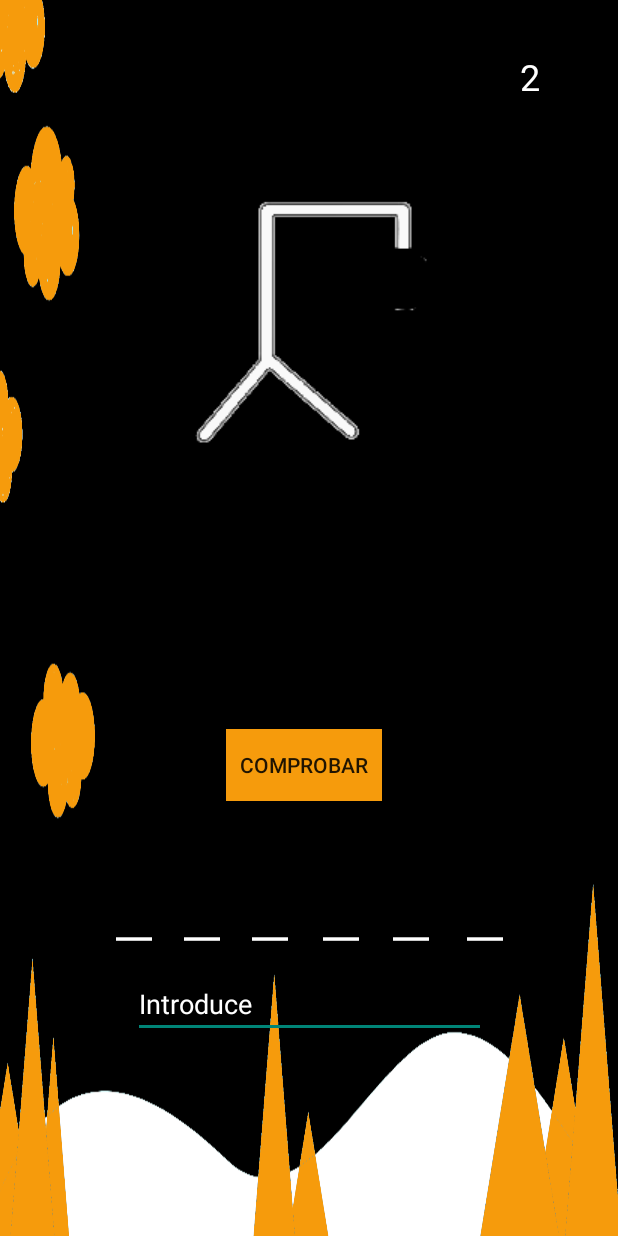
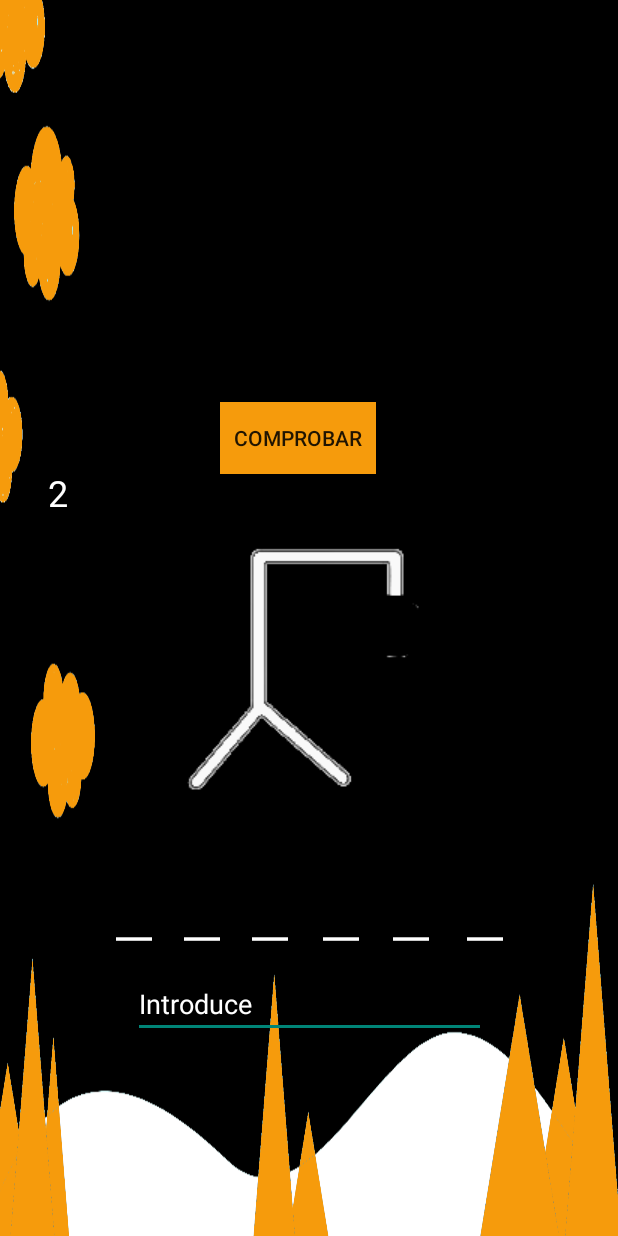
Before and after one commit to apuyobraulio/TG2Grupo3Ahorcado, an Android app: the screen it shows after launch (PantallaJuegoActivity), after a tap on "INICIAR PARTIDA", on a phone screen of 412 x 824 dp. Run offline under Robolectric (Android 15) with nearby library versions, the phone set to English and light mode, and no system bars.

Commit message:
Nueva interfaz

```diff
--- a/app/src/main/java/conn/example/tg2grupo3ahorcado/view/MainActivity.java
+++ b/app/src/main/java/conn/example/tg2grupo3ahorcado/view/MainActivity.java
@@ -2,6 +2,7 @@ package conn.example.tg2grupo3ahorcado.view;
 
 import androidx.appcompat.app.AppCompatActivity;
 
+import android.media.MediaPlayer;
 import android.os.Bundle;
 import android.os.Handler;
 import android.os.Looper;
@@ -20,6 +21,8 @@ public class MainActivity extends AppCompatActivity {
         super.onCreate(savedInstanceState);
         setContentView(R.layout.activity_main);
 
+        MediaPlayer mediaPlayer = MediaPlayer.create(this, R.raw.song);
+        mediaPlayer.start();
         Handler handler = new Handler(Looper.myLooper());
 
         handler.postDelayed(()-> {
--- a/app/src/main/res/layout/activity_pantalla_juego.xml
+++ b/app/src/main/res/layout/activity_pantalla_juego.xml
@@ -108,16 +108,16 @@
 
     <TextView
         android:id="@+id/txtfallos"
-        android:layout_width="352dp"
-        android:layout_height="85dp"
+        android:layout_width="23dp"
+        android:layout_height="353dp"
         android:textColor="@color/white"
         android:textSize="34sp"
         app:layout_constraintBottom_toBottomOf="parent"
         app:layout_constraintEnd_toEndOf="parent"
-        app:layout_constraintHorizontal_bias="0.4"
+        app:layout_constraintHorizontal_bias="0.93"
         app:layout_constraintStart_toStartOf="parent"
         app:layout_constraintTop_toTopOf="parent"
-        app:layout_constraintVertical_bias="0.479" />
+        app:layout_constraintVertical_bias="0.693" />
 
     <ImageView
         android:id="@+id/imgahorcado"
@@ -125,10 +125,10 @@
         android:layout_height="wrap_content"
         app:layout_constraintBottom_toBottomOf="parent"
         app:layout_constraintEnd_toEndOf="parent"
-        app:layout_constraintHorizontal_bias="0.497"
+        app:layout_constraintHorizontal_bias="0.472"
         app:layout_constraintStart_toStartOf="parent"
         app:layout_constraintTop_toTopOf="parent"
-        app:layout_constraintVertical_bias="0.182"
+        app:layout_constraintVertical_bias="0.55"
         app:srcCompat="@drawable/patibulo" />
 
     <Button
@@ -139,10 +139,10 @@
         android:text="Comprobar"
         app:layout_constraintBottom_toBottomOf="parent"
         app:layout_constraintEnd_toEndOf="parent"
-        app:layout_constraintHorizontal_bias="0.49"
+        app:layout_constraintHorizontal_bias="0.477"
         app:layout_constraintStart_toStartOf="parent"
         app:layout_constraintTop_toTopOf="parent"
-        app:layout_constraintVertical_bias="0.626" />
+        app:layout_constraintVertical_bias="0.345" />
 
     <TextView
         android:id="@+id/txtcontador"
@@ -153,9 +153,9 @@
         android:textSize="24sp"
         app:layout_constraintBottom_toBottomOf="parent"
         app:layout_constraintEnd_toEndOf="parent"
-        app:layout_constraintHorizontal_bias="0.87"
+        app:layout_constraintHorizontal_bias="0.08"
         app:layout_constraintStart_toStartOf="parent"
         app:layout_constraintTop_toTopOf="parent"
-        app:layout_constraintVertical_bias="0.044" />
+        app:layout_constraintVertical_bias="0.394" />
 
 </androidx.constraintlayout.widget.ConstraintLayout>
```
Also changed, not shown: app/src/main/res/layout/activity_main.xml (+19 -4 lines), app/src/main/res/drawable-v24/spashreal.png (deleted), app/src/main/res/drawable-v24/splash.png (added), app/src/main/res/drawable-v24/texto.png (added).
